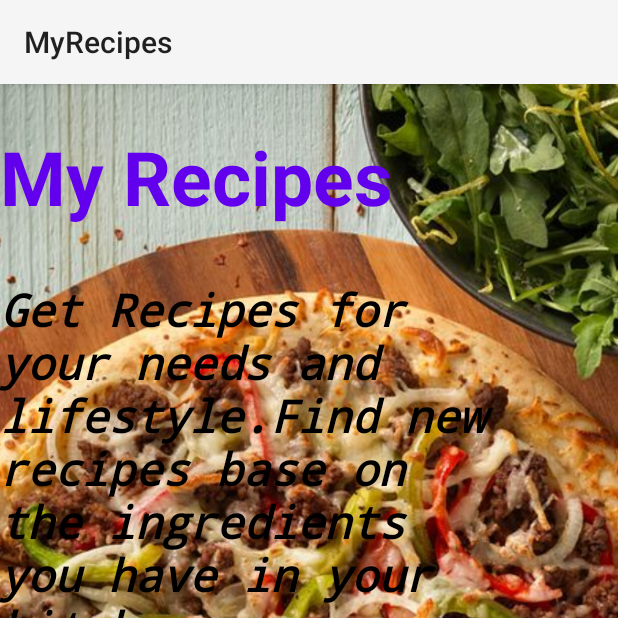
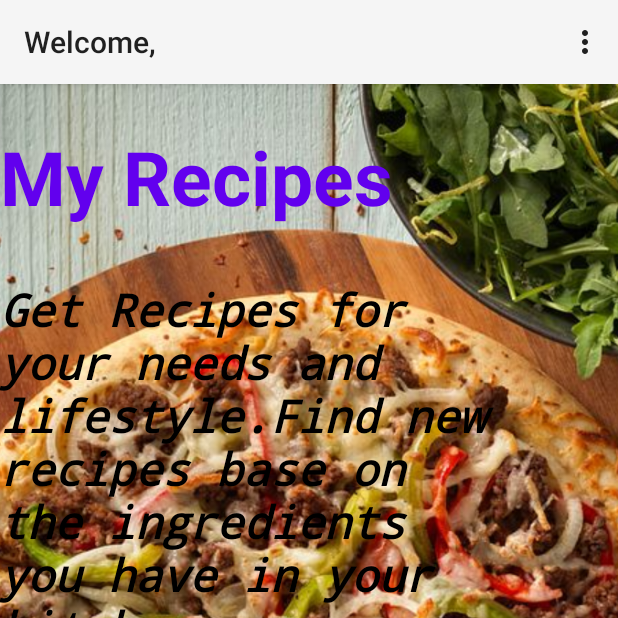
Before and after one commit to lelemoyog/core-android-ip, an Android app: the screen it shows after launch once a user with an empty profile is signed in (MainActivity), on a phone screen of 412 x 824 dp, the top half of it. Run offline under Robolectric (Android 15) with nearby library versions, the phone set to English and light mode, and no system bars; our stand-ins replace ButterKnife, Firebase (no records; nobody signed in at launch, a user with empty details on screens opened directly).

Commit message:
added logout button

```diff
--- a/app/src/main/java/com/issah/myrecipes/ui/MainActivity.java
+++ b/app/src/main/java/com/issah/myrecipes/ui/MainActivity.java
@@ -1,14 +1,20 @@
 package com.issah.myrecipes.ui;
 
+import androidx.annotation.NonNull;
 import androidx.appcompat.app.AppCompatActivity;
 
 import android.content.Intent;
 import android.os.Bundle;
+import android.view.Menu;
+import android.view.MenuInflater;
+import android.view.MenuItem;
 import android.view.View;
 import android.widget.Button;
 import android.widget.EditText;
 import android.widget.TextView;
 
+import com.google.firebase.auth.FirebaseAuth;
+import com.google.firebase.auth.FirebaseUser;
 import com.issah.myrecipes.R;
 
 import butterknife.BindView;
@@ -21,6 +27,9 @@
     @BindView(R.id.myRecipes) Button mMyRecipesButton;
     @BindView(R.id.appNameTextView) TextView mAppNameTextView;
 
+    private FirebaseAuth mAuth;
+    private FirebaseAuth.AuthStateListener mAuthListener;
+
     @Override
     protected void onCreate(Bundle savedInstanceState) {
         super.onCreate(savedInstanceState);
@@ -30,6 +39,43 @@
 
         mFindRecipesButton.setOnClickListener(this);
         mMyRecipesButton.setOnClickListener(this);
+
+        mAuth = FirebaseAuth.getInstance();
+        mAuthListener = new FirebaseAuth.AuthStateListener() {
+            @Override
+            public void onAuthStateChanged(@NonNull FirebaseAuth firebaseAuth) {
+                FirebaseUser user = firebaseAuth.getCurrentUser();
+                if (user != null) {
+                    getSupportActionBar().setTitle("Welcome, " + user.getDisplayName());
+                } else {
+
+                }
+            }
+        };
+    }
+
+    @Override
+    public boolean onCreateOptionsMenu(Menu menu) {
+        MenuInflater inflater = getMenuInflater();
+        inflater.inflate(R.menu.menu_main, menu);
+        return super.onCreateOptionsMenu(menu);
+    }
+    @Override
+    public boolean onOptionsItemSelected(MenuItem item) {
+        int id = item.getItemId();
+        if (id == R.id.action_logout) {
+            logout();
+            return true;
+        }
+        return super.onOptionsItemSelected(item);
+    }
+
+    private void logout() {
+        FirebaseAuth.getInstance().signOut();
+        Intent intent = new Intent(MainActivity.this, LoginActivity.class);
+        intent.setFlags(Intent.FLAG_ACTIVITY_NEW_TASK | Intent.FLAG_ACTIVITY_CLEAR_TASK);
+        startActivity(intent);
+        finish();
     }
 
     @Override
@@ -43,4 +89,17 @@
             startActivity(intent);
         }
     }
+    @Override
+    public void onStart() {
+        super.onStart();
+        mAuth.addAuthStateListener(mAuthListener);
+    }
+
+    @Override
+    public void onStop() {
+        super.onStop();
+        if (mAuthListener != null) {
+            mAuth.removeAuthStateListener(mAuthListener);
+        }
+    }
 }
--- /dev/null
+++ b/app/src/main/res/menu/menu_main.xml
@@ -0,0 +1,10 @@
+<?xml version="1.0" encoding="utf-8"?>
+<menu xmlns:app="http://schemas.android.com/apk/res-auto"
+    xmlns:android="http://schemas.android.com/apk/res/android">
+    <item
+        android:id="@+id/action_logout"
+        android:title="Logout"
+        android:visible="true"
+        app:showAsAction="never" />
+
+</menu>
```
